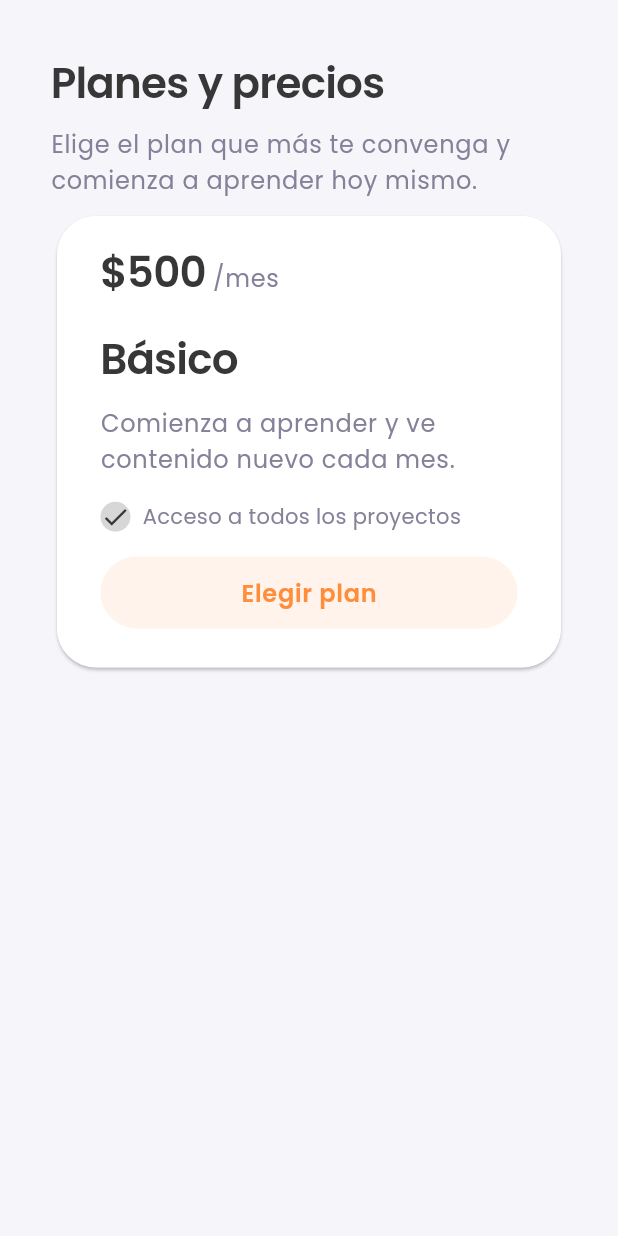
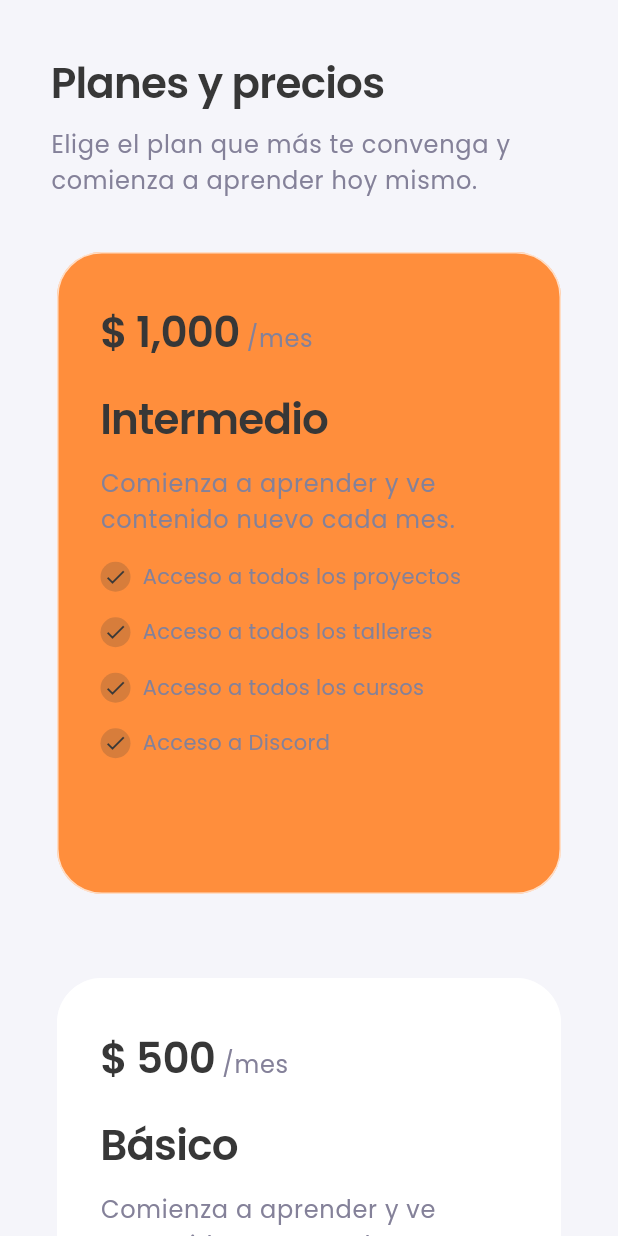
Before and after one commit to CamiiloAF/price-cards, a Flutter app: the screen it shows after launch, on a phone screen of 412 x 824 dp. Run offline on Flutter 3.47's test engine with Material 2 defaults, Android fonts, the phone set to English and light mode, and no system bars.

Commit message:
Show cards with withe design

```diff
--- /dev/null
+++ b/lib/fake_data/fake_data.dart
@@ -0,0 +1,70 @@
+import 'package:price_cards/models/card_model.dart';
+import 'package:price_cards/models/characteristic.dart';
+
+final planes = [
+  CardModel(
+    isMostPopular: true,
+    price: '1,000',
+    title: 'Intermedio',
+    description: 'Comienza a aprender y ve contenido nuevo cada mes.',
+    characteristics: [
+      Characteristic(
+          isActive: true, characteristic: 'Acceso a todos los proyectos'),
+      Characteristic(
+          isActive: true, characteristic: 'Acceso a todos los talleres'),
+      Characteristic(
+          isActive: true, characteristic: 'Acceso a todos los cursos'),
+      Characteristic(isActive: true, characteristic: 'Acceso a Discord'),
+    ],
+    isSelected: true,
+  ),
+  CardModel(
+    isMostPopular: false,
+    price: '500',
+    title: 'Básico',
+    description: 'Comienza a aprender y ve contenido nuevo cada mes.',
+    characteristics: [
+      Characteristic(
+          isActive: true, characteristic: 'Acceso a todos los proyectos'),
+      Characteristic(
+          isActive: false, characteristic: 'Acceso a todos los talleres'),
+      Characteristic(
+          isActive: false, characteristic: 'Acceso a todos los cursos'),
+      Characteristic(isActive: false, characteristic: 'Acceso a Discord'),
+    ],
+    isSelected: false,
+  ),
+  CardModel(
+    isMostPopular: false,
+    price: '700',
+    title: 'Intermedio',
+    description: 'Comienza a aprender y ve contenido nuevo cada mes.',
+    characteristics: [
+      Characteristic(
+          isActive: true, characteristic: 'Acceso a todos los proyectos'),
+      Characteristic(
+          isActive: true, characteristic: 'Acceso a todos los talleres'),
+      Characteristic(
+          isActive: false, characteristic: 'Acceso a todos los cursos'),
+      Characteristic(isActive: false, characteristic: 'Acceso a Discord'),
+    ],
+    isSelected: false,
+  ),
+  CardModel(
+    isMostPopular: false,
+    price: '1,200',
+    title: 'Profesional+',
+    description: 'Comienza a aprender y ve contenido nuevo cada mes.',
+    characteristics: [
+      Characteristic(
+          isActive: true, characteristic: 'Acceso a todos los proyectos'),
+      Characteristic(
+          isActive: true, characteristic: 'Acceso a todos los talleres'),
+      Characteristic(
+          isActive: true, characteristic: 'Acceso a todos los cursos'),
+      Characteristic(
+          isActive: true, characteristic: 'Mentorias personalizadas'),
+    ],
+    isSelected: false,
+  )
+];
--- a/lib/main.dart
+++ b/lib/main.dart
@@ -2,7 +2,10 @@ import 'package:flutter/material.dart';
 import 'package:price_cards/shared/theme/theme.dart';
 import 'package:price_cards/ui/widgets/card.dart';
 import 'package:price_cards/ui/widgets/header.dart';
-import 'package:price_cards/shared/extensions/extensions.dart';
+
+import 'fake_data/fake_data.dart';
+import 'models/card_model.dart';
+
 void main() {
   runApp(MyApp());
 }
@@ -19,19 +22,34 @@ class MyApp extends StatelessWidget {
   }
 }
 
-class MyHomePage extends StatelessWidget {
+class MyHomePage extends StatefulWidget {
+  @override
+  _MyHomePageState createState() => _MyHomePageState();
+}
+
+class _MyHomePageState extends State<MyHomePage> {
   @override
   Widget build(BuildContext context) {
     return Scaffold(
       body: SafeArea(
+        child: SingleChildScrollView(
           child: Column(
             children: [
               Header(
                   title: 'Planes y precios',
                   description:
                       'Elige el plan que más te convenga y comienza a aprender hoy mismo.'),
-            PlanCard()
+              ...planes.map((e) => PlanCard(
+                    cardModel: e,
+                    onPressedCard: (CardModel cardModel) {
+                      planes.forEach((element) => element.isSelected = false);
+                      cardModel.isSelected = true;
+
+                      setState(() {});
+                    },
+                  ))
             ],
+          ),
         ),
       ),
     );
--- /dev/null
+++ b/lib/models/card_model.dart
@@ -0,0 +1,18 @@
+import 'characteristic.dart';
+
+class CardModel {
+  final bool isMostPopular;
+  final String price;
+  final String title;
+  final String description;
+  final List<Characteristic> characteristics;
+  bool isSelected;
+
+  CardModel(
+      {required this.isMostPopular,
+      required this.price,
+      required this.title,
+      required this.description,
+      required this.characteristics,
+      required this.isSelected});
+}
--- /dev/null
+++ b/lib/models/characteristic.dart
@@ -0,0 +1,6 @@
+class Characteristic {
+  final bool isActive;
+  final String characteristic;
+
+  Characteristic({required this.isActive, required this.characteristic});
+}
--- a/lib/ui/widgets/card.dart
+++ b/lib/ui/widgets/card.dart
@@ -1,7 +1,13 @@
 import 'package:flutter/material.dart';
+import 'package:price_cards/models/card_model.dart';
 import 'package:price_cards/shared/extensions/extensions.dart';
 
 class PlanCard extends StatelessWidget {
+  final CardModel cardModel;
+  final void Function(CardModel) onPressedCard;
+
+  const PlanCard({required this.cardModel, required this.onPressedCard});
+
   @override
   Widget build(BuildContext context) {
     final textTheme = context.textTheme();
@@ -9,12 +15,18 @@ class PlanCard extends StatelessWidget {
 
     return Container(
       margin: EdgeInsets.symmetric(
+          vertical: context.getResponsiveHorizontalDimen(24),
           horizontal: context.getResponsiveHorizontalDimen(34)),
       child: Card(
+        color: cardModel.isSelected ? theme.primaryColor : null,
+        elevation: 0,
         shape: RoundedRectangleBorder(
           side: BorderSide(color: Colors.white70, width: 1),
-          borderRadius: BorderRadius.circular(26),
+          borderRadius: BorderRadius.circular(30),
         ),
+        child: InkWell(
+          onTap: () => onPressedCard(cardModel),
+          borderRadius: BorderRadius.circular(30),
           child: Padding(
             padding: EdgeInsets.symmetric(
               horizontal: context.getResponsiveHorizontalDimen(29),
@@ -25,10 +37,11 @@ class PlanCard extends StatelessWidget {
               children: [
                 Container(
                   margin: EdgeInsets.only(
+                      top: context.getResponsiveHorizontalDimen(16),
                       bottom: context.getResponsiveHorizontalDimen(16)),
                   child: RichText(
                     text: TextSpan(
-                    text: "\$500",
+                      text: "\$ ${cardModel.price}",
                       style: textTheme.headline2,
                       children: [
                         TextSpan(text: " /mes", style: textTheme.bodyText1)
@@ -36,38 +49,50 @@ class PlanCard extends StatelessWidget {
                     ),
                   ),
                 ),
-              Text('Básico', style: textTheme.headline2),
+                Text('${cardModel.title}', style: textTheme.headline2),
                 SizedBox(
                   height: context.getResponsiveVerticalDimen(10),
                 ),
                 Text(
-                'Comienza a aprender y ve contenido nuevo cada mes.',
+                  '${cardModel.description}',
                   style: textTheme.bodyText1,
                 ),
                 SizedBox(
                   height: context.getResponsiveVerticalDimen(16),
                 ),
-              Row(
+                ...cardModel.characteristics
+                    .map((e) => Column(
+                          children: [
+                            Opacity(
+                              opacity: e.isActive ? 1 : .3,
+                              child: Row(
                                 children: [
                                   Container(
+                                    padding: EdgeInsets.all(2),
                                     decoration: BoxDecoration(
-                        color: theme.secondaryHeaderColor.withOpacity(.20),
-                        borderRadius: BorderRadius.circular(100)),
+                                        color: theme.secondaryHeaderColor
+                                            .withOpacity(.20),
+                                        borderRadius:
+                                            BorderRadius.circular(100)),
                                     child: Icon(
                                       Icons.check,
-                      size: 20,
+                                      size: 16,
                                       color: theme.secondaryHeaderColor,
                                     ),
                                   ),
                                   SizedBox(width: 8),
-                  Text('Acceso a todos los proyectos'),
+                                  Text(e.characteristic),
                                 ],
+                              ),
                             ),
                             SizedBox(
                               height: context.getResponsiveVerticalDimen(16),
                             ),
+                          ],
+                        ))
+                    .toList(),
                 InkWell(
-                onTap: (){},
+                  onTap: () => onPressedCard(cardModel),
                   borderRadius: BorderRadius.circular(90),
                   child: Container(
                     decoration: BoxDecoration(
@@ -95,6 +120,7 @@ class PlanCard extends StatelessWidget {
             ),
           ),
         ),
+      ),
     );
   }
 }
```
Lines whose indentation alone changed are shown as unchanged.
